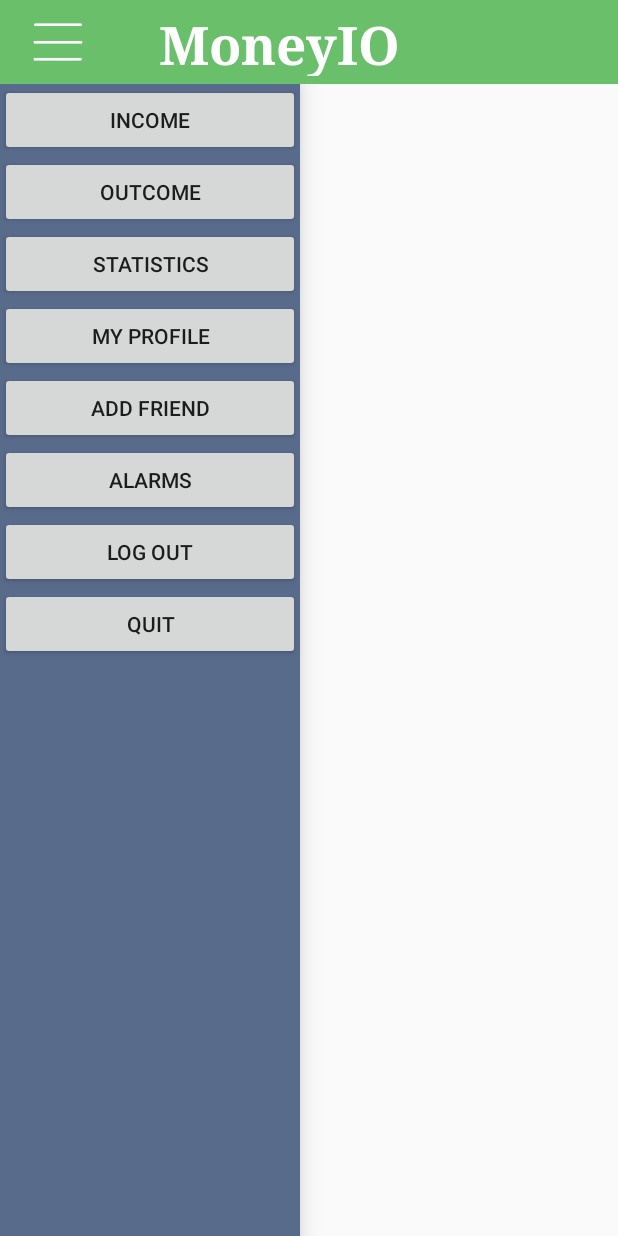
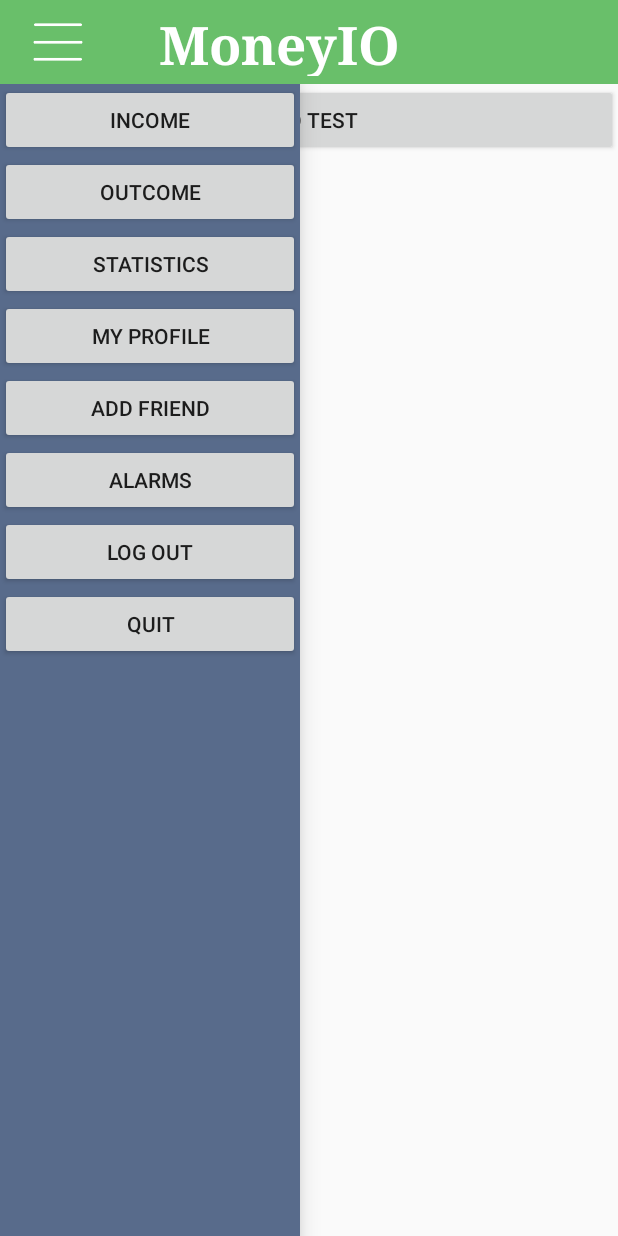
Before and after one commit to AleksandarMironov/MoneyIO, an Android app: the screen it shows after launch once a user with an empty profile is signed in (HomeActivity), with the side drawer open, on a phone screen of 412 x 824 dp. Run offline under Robolectric (Android 15) with nearby library versions, the phone set to English and light mode, and no system bars; our stand-ins replace Firebase (no records; nobody signed in at launch, a user with empty details on screens opened directly).

Commit message:
MoneyFlow calendar is fixed. Added test btn in outcome

```diff
--- a/MoneyIO/app/src/main/java/io/money/moneyio/activities/HomeActivity.java
+++ b/MoneyIO/app/src/main/java/io/money/moneyio/activities/HomeActivity.java
@@ -52,7 +52,6 @@ public class HomeActivity extends AppCompatActivity {
     }
 
     private void initialiseElements(){
-        FirebaseDatabase.getInstance().setPersistenceEnabled(true); //keep data sync offline
         btnOutcome = (Button)findViewById(R.id.home_outcome_btn);
         btnIncome = (Button)findViewById(R.id.home_income_btn);
         btnAlarms = (Button)findViewById(R.id.home_alarms_btn);
@@ -131,7 +130,7 @@ public class HomeActivity extends AppCompatActivity {
     }
 
     public void keyboardHideListener(){
-        LinearLayout layout = (LinearLayout) findViewById(R.id.register_activity);
+        LinearLayout layout = (LinearLayout) findViewById(R.id.home_activity);
         layout.setOnClickListener(new View.OnClickListener() {
             @Override
             public void onClick(View v) {
--- a/MoneyIO/app/src/main/java/io/money/moneyio/activities/MainActivity.java
+++ b/MoneyIO/app/src/main/java/io/money/moneyio/activities/MainActivity.java
@@ -34,6 +34,7 @@ import com.google.firebase.auth.FirebaseAuth;
 import com.google.firebase.auth.FirebaseUser;
 import com.google.firebase.auth.GoogleAuthProvider;
 import com.google.firebase.auth.UserProfileChangeRequest;
+import com.google.firebase.database.FirebaseDatabase;
 
 import io.money.moneyio.R;
 import io.money.moneyio.model.Utilities;
@@ -60,6 +61,7 @@ public class MainActivity extends AppCompatActivity {
     protected void onCreate(Bundle savedInstanceState) {
         super.onCreate(savedInstanceState);
         setContentView(R.layout.activity_main);
+        FirebaseDatabase.getInstance().setPersistenceEnabled(true); //keep data sync offline
         removeActionBar();
         verifyPermissions(this);
         initialiseElements();
--- a/MoneyIO/app/src/main/java/io/money/moneyio/fragments/Fragment_Outcome.java
+++ b/MoneyIO/app/src/main/java/io/money/moneyio/fragments/Fragment_Outcome.java
@@ -6,20 +6,38 @@ import android.support.annotation.Nullable;
 import android.view.LayoutInflater;
 import android.view.View;
 import android.view.ViewGroup;
+import android.widget.Button;
 
+import com.google.firebase.auth.FirebaseAuth;
+import com.google.firebase.database.DatabaseReference;
 import com.google.firebase.database.FirebaseDatabase;
 
 import io.money.moneyio.R;
+import io.money.moneyio.model.MoneyFlow;
 
 public class Fragment_Outcome extends Fragment {
 
     private View view;
+    FirebaseAuth firebaseAuth;
+    FirebaseAuth.AuthStateListener authStateListener;
 
     @Nullable
     @Override
     public View onCreateView(LayoutInflater inflater, @Nullable ViewGroup container, Bundle savedInstanceState) {
         view = inflater.inflate(R.layout.fragment_outcome, container, false);
         FirebaseDatabase.getInstance().setPersistenceEnabled(true); //keep data sync offline
+        DatabaseReference myRef = FirebaseDatabase.getInstance().getReference();
+        myRef.keepSynced(true);
+        firebaseAuth = FirebaseAuth.getInstance();
+        myRef = myRef.child(firebaseAuth.getCurrentUser().getUid());
+        final DatabaseReference finalMyRef = myRef;
+        Button b = (Button)view.findViewById(R.id.out_test_btn);
+        b.setOnClickListener(new View.OnClickListener() {
+            @Override
+            public void onClick(View v) {
+                finalMyRef.push().setValue(new MoneyFlow(true, "test", "no comment", 125));
+            }
+        });
         return view;
     }
 }
--- a/MoneyIO/app/src/main/res/layout/activity_home.xml
+++ b/MoneyIO/app/src/main/res/layout/activity_home.xml
@@ -5,6 +5,7 @@
     android:layout_width="match_parent"
     android:orientation="vertical"
     android:layout_height="match_parent"
+    android:id="@+id/home_activity"
     tools:context="io.money.moneyio.activities.HomeActivity">
 
     <android.support.v7.widget.Toolbar
--- a/MoneyIO/app/src/main/res/layout/fragment_outcome.xml
+++ b/MoneyIO/app/src/main/res/layout/fragment_outcome.xml
@@ -4,5 +4,9 @@
     android:layout_height="match_parent">
 
 
-
+    <Button
+        android:id="@+id/out_test_btn"
+        android:layout_width="match_parent"
+        android:layout_height="wrap_content"
+        android:text="add test" />
 </LinearLayout>
```
Also changed, not shown: MoneyIO/app/src/main/java/io/money/moneyio/model/MoneyFlow.java (+6 -7 lines).
